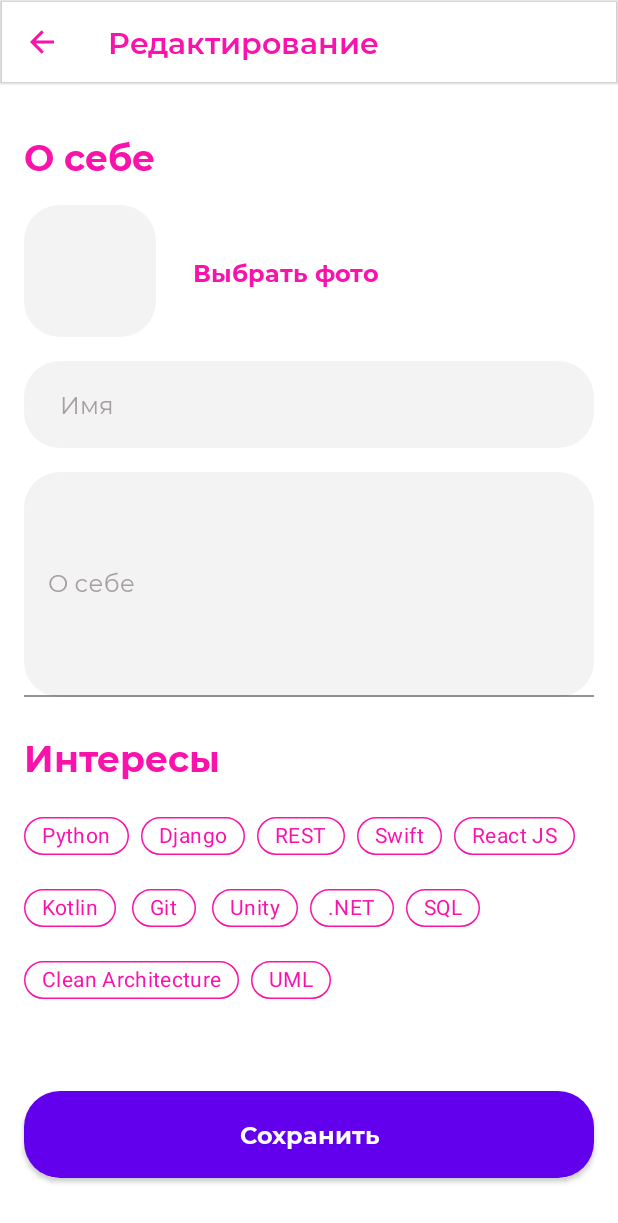
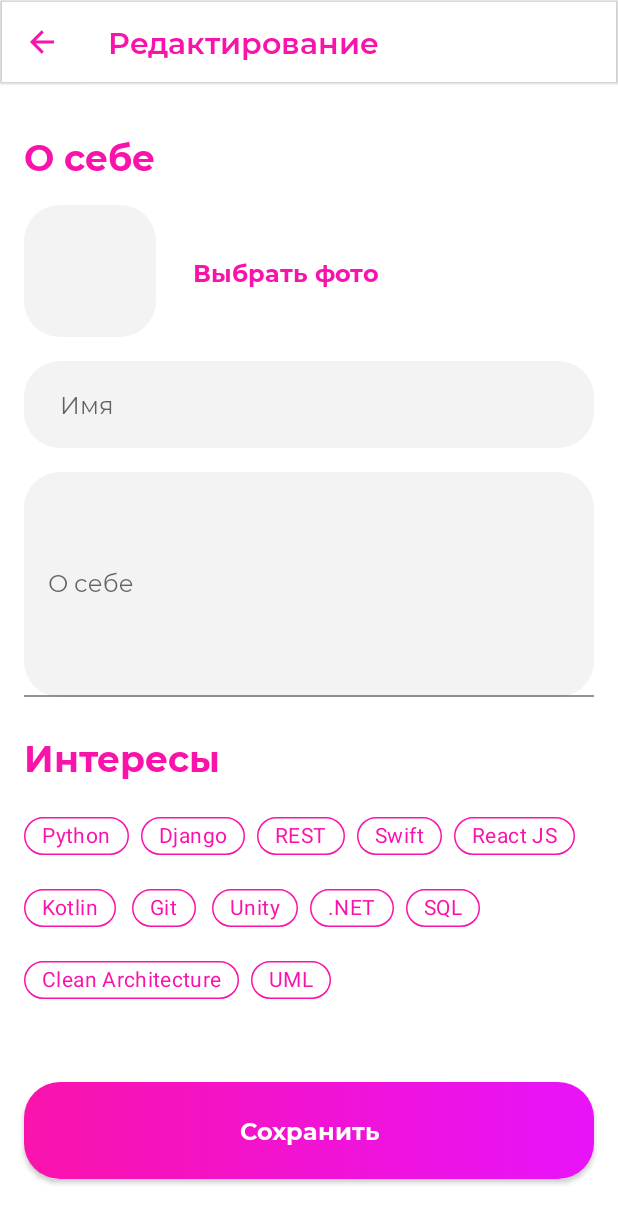
Before and after one commit to lnstnkv/ITindr2, an Android app: the EditActivity screen opened directly, with no data from a screen before it, on a phone screen of 412 x 824 dp. Shown: the top 1223 px of the screen. Run offline under Robolectric (Android 15) with nearby library versions, the phone set to English and light mode, and no system bars.

Commit message:
refactor name

```diff
--- a/app/src/main/AndroidManifest.xml
+++ b/app/src/main/AndroidManifest.xml
@@ -12,7 +12,8 @@
         android:screenOrientation="portrait"
         android:supportsRtl="true"
         android:theme="@style/Theme.ITindr"
-        android:usesCleartextTraffic="true">
+        android:usesCleartextTraffic="true"
+        android:fontFamily="@font/montserrat_bold">
         <activity
             android:name=".edit.EditActivity"
             android:exported="true" />
--- a/app/src/main/java/com/tsu/itindr/edit/EditActivity.kt
+++ b/app/src/main/java/com/tsu/itindr/edit/EditActivity.kt
@@ -7,7 +7,7 @@ import com.tsu.itindr.R
 class EditActivity : AppCompatActivity() {
     override fun onCreate(savedInstanceState: Bundle?) {
         super.onCreate(savedInstanceState)
-        setContentView(R.layout.activity_edit2)
+        setContentView(R.layout.activity_edit)
 
     }
 }
--- a/app/src/main/res/layout/activity_edit2.xml
+++ b/app/src/main/res/layout/activity_edit.xml
@@ -15,7 +15,6 @@
             android:id="@+id/materialToolbar"
             android:layout_width="match_parent"
             android:layout_height="wrap_content"
-
             android:elevation="1dp"
             android:paddingEnd="15dp"
             app:layout_constraintStart_toStartOf="parent"
@@ -46,9 +45,9 @@
             style="@style/Title.Start"
             android:layout_width="0dp"
             android:layout_height="wrap_content"
-            android:layout_marginStart="@dimen/margin_button"
+            android:layout_marginStart="@dimen/margin_standard"
             android:layout_marginTop="32dp"
-            android:layout_marginEnd="@dimen/margin_button"
+            android:layout_marginEnd="@dimen/margin_standard"
             android:text="@string/about_yourself"
             app:layout_constraintEnd_toEndOf="parent"
             app:layout_constraintStart_toStartOf="parent"
@@ -59,8 +58,8 @@
             android:id="@+id/imageViewEdit"
             android:layout_width="88dp"
             android:layout_height="88dp"
-            android:layout_marginStart="@dimen/margin_button"
-            android:layout_marginTop="@dimen/margin_button"
+            android:layout_marginStart="@dimen/margin_standard"
+            android:layout_marginTop="@dimen/margin_standard"
             app:layout_constraintStart_toStartOf="parent"
             app:layout_constraintTop_toBottomOf="@+id/textView7"
             app:srcCompat="@drawable/selector_background" />
@@ -70,9 +69,9 @@
             style="@style/Hint"
             android:layout_width="match_parent"
             android:layout_height="wrap_content"
-            android:layout_marginStart="@dimen/margin_button"
-            android:layout_marginTop="@dimen/margin_button"
-            android:layout_marginEnd="@dimen/margin_button"
+            android:layout_marginStart="@dimen/margin_standard"
+            android:layout_marginTop="@dimen/margin_standard"
+            android:layout_marginEnd="@dimen/margin_standard"
             android:background="@drawable/selector_background"
             android:ems="10"
             android:hint="@string/name"
@@ -84,13 +83,13 @@
             app:layout_constraintTop_toBottomOf="@+id/imageViewEdit" />
 
         <com.google.android.material.textfield.TextInputLayout
-            android:id="@+id/textInputLayout"
+            android:id="@+id/textInputLayoutAbout"
             style="@style/Hint"
             android:layout_width="0dp"
             android:layout_height="wrap_content"
-            android:layout_marginStart="@dimen/margin_button"
-            android:layout_marginTop="@dimen/margin_button"
-            android:layout_marginEnd="@dimen/margin_button"
+            android:layout_marginStart="@dimen/margin_standard"
+            android:layout_marginTop="@dimen/margin_standard"
+            android:layout_marginEnd="@dimen/margin_standard"
             android:textAlignment="viewStart"
             app:layout_constraintEnd_toEndOf="parent"
             app:layout_constraintStart_toStartOf="parent"
@@ -113,20 +112,20 @@
             style="@style/Title.Start"
             android:layout_width="0dp"
             android:layout_height="wrap_content"
-            android:layout_marginStart="@dimen/margin_button"
+            android:layout_marginStart="@dimen/margin_standard"
             android:layout_marginTop="24dp"
-            android:layout_marginEnd="@dimen/margin_button"
+            android:layout_marginEnd="@dimen/margin_standard"
             android:text="@string/interests"
             app:layout_constraintEnd_toEndOf="parent"
             app:layout_constraintStart_toStartOf="parent"
-            app:layout_constraintTop_toBottomOf="@+id/textInputLayout" />
+            app:layout_constraintTop_toBottomOf="@+id/textInputLayoutAbout" />
         <com.google.android.material.chip.ChipGroup
             android:id="@+id/chipGroup"
             android:layout_width="0dp"
             android:layout_height="wrap_content"
-            android:layout_marginStart="@dimen/margin_button"
+            android:layout_marginStart="@dimen/margin_standard"
             android:layout_marginTop="12dp"
-            android:layout_marginEnd="@dimen/margin_button"
+            android:layout_marginEnd="@dimen/margin_standard"
 
             app:layout_constraintEnd_toEndOf="parent"
             app:layout_constraintStart_toStartOf="parent"
@@ -261,12 +260,12 @@
             android:layout_width="0dp"
             android:layout_height="wrap_content"
             style="@style/Button"
-            android:layout_marginStart="@dimen/margin_button"
+            android:layout_marginStart="@dimen/margin_standard"
             android:layout_marginTop="44dp"
-            android:layout_marginEnd="@dimen/margin_button"
-            android:layout_marginBottom="@dimen/margin_button"
-            android:letterSpacing="0"
-            android:paddingVertical="18dp"
+            android:layout_marginEnd="@dimen/margin_standard"
+            android:layout_marginBottom="@dimen/margin_standard"
+            android:paddingVertical="@dimen/padding_vertical"
+            app:backgroundTint="@null"
             android:text="@string/save"
             app:layout_constraintBottom_toBottomOf="parent"
             app:layout_constraintEnd_toEndOf="parent"
--- a/app/src/main/res/values/dimens.xml
+++ b/app/src/main/res/values/dimens.xml
@@ -1,7 +1,9 @@
 <?xml version="1.0" encoding="utf-8"?>
 <resources>
-    <dimen name="margin_button">16dp</dimen>
+    <dimen name="margin_standard">16dp</dimen>
     <dimen name="margin">20dp</dimen>
     <dimen name="margin_twice">40dp</dimen>
     <dimen name="padding">24dp</dimen>
+    <dimen name="padding_vertical">15dp</dimen>
+    <dimen name="padding_vertical_hint">18dp</dimen>
 </resources>
--- a/app/src/main/res/values/styles.xml
+++ b/app/src/main/res/values/styles.xml
@@ -1,7 +1,7 @@
 <?xml version="1.0" encoding="utf-8"?>
 <resources>
     <style name="Title">
-       <item name="android:textSize">16sp</item>
+        <item name="android:textAppearance">@style/Title_text</item>
         <item name="android:textColor">@color/pink</item>
         <item name="android:textAlignment">center</item>
     </style>
@@ -10,28 +10,21 @@
         <item name="android:textSize">24sp</item>
     </style>
     <style name="Button">
-        <item name="android:textSize">16sp</item>
-        <item name="fontFamily">@font/montserrat_bold</item>
-        <item name="cornerRadius">24dp</item>
-        <item name="textAllCaps">false</item>
-        <item name="android:textColor">@color/white</item>
+        <item name="android:textAppearance">@style/Text_Medium.Button</item>
+        <item name="android:background">@drawable/gradient</item>
     </style>
     <style name="Button.Ghoast">
         <item name="android:backgroundTint">@color/white</item>
         <item name="android:textColor">@color/pink</item>
     </style>
     <style name="Hint">
-        <item name="android:textColorHint">@color/hint</item>
-        <item name="textAllCaps">false</item>
-        <item name="android:textSize">16sp</item>
-        <item name="android:textColor">@color/black</item>
-        <item name="fontFamily">@font/montserrat_regular</item>
+       <item name="android:textAppearance">@style/Text_Medium.Hint</item>
     </style>
     <style name="Text_Bottom_Navigation">
         <item name="android:textSize">10sp</item>
     </style>
     <style name="ToolBar">
-        <item name="android:textSize">20sp</item>
+        <item name="android:textAppearance">@style/Text_Large</item>
         <item name="android:textColor">@color/pink</item>
         <item name="fontFamily">@font/montserrat_semi_bold</item>
     </style>
--- /dev/null
+++ b/app/src/main/res/values/styles_text.xml
@@ -0,0 +1,29 @@
+<?xml version="1.0" encoding="utf-8"?>
+<resources>
+    <style name="Title_text">
+        <item name="android:textSize">16sp</item>
+
+    </style>
+    <style name="Text_Medium">
+        <item name="android:textSize">16sp</item>
+    </style>
+    <style name="Text_Medium.Button">
+        <item name="fontFamily">@font/montserrat_bold</item>
+        <item name="textAllCaps">false</item>
+        <item name="android:textColor">@color/white</item>
+        <item name="android:letterSpacing">0</item>
+    </style>
+    <style name="Text_Medium.Hint">
+        <item name="android:textColorHint">@color/hint</item>
+        <item name="textAllCaps">false</item>
+        <item name="android:textSize">16sp</item>
+        <item name="android:textColor">@color/black</item>
+        <item name="fontFamily">@font/montserrat_regular</item>
+    </style>
+    <style name="Text_Small">
+        <item name="android:textSize">10sp</item>
+    </style>
+    <style name="Text_Large">
+        <item name="android:textSize">20sp</item>
+    </style>
+</resources>
```
Also changed, not shown: app/src/main/res/layout/activity_authorization.xml (+19 -19 lines), app/src/main/res/layout/activity_main.xml (+12 -12 lines), app/src/main/res/layout/activity_registration.xml (+24 -22 lines), app/src/main/res/layout/activity_tell_about.xml (+44 -34 lines), app/src/main/res/layout/fragment_profile.xml (+4 -4 lines), app/src/main/res/layout/fragment_search.xml (+8 -8 lines).
